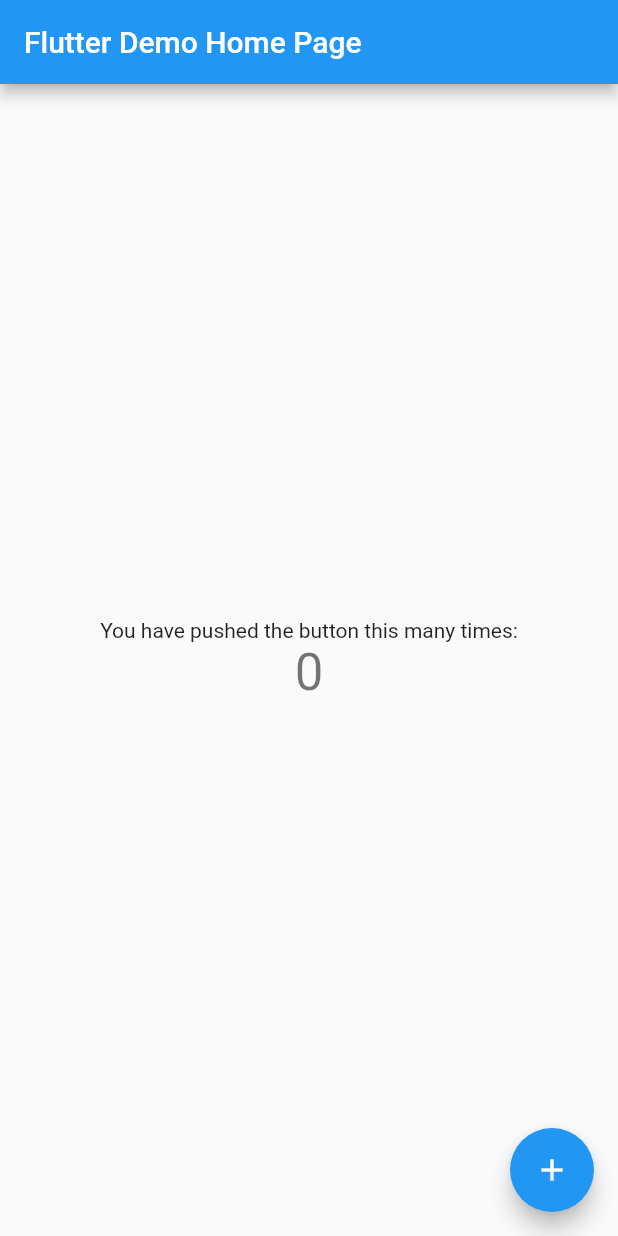
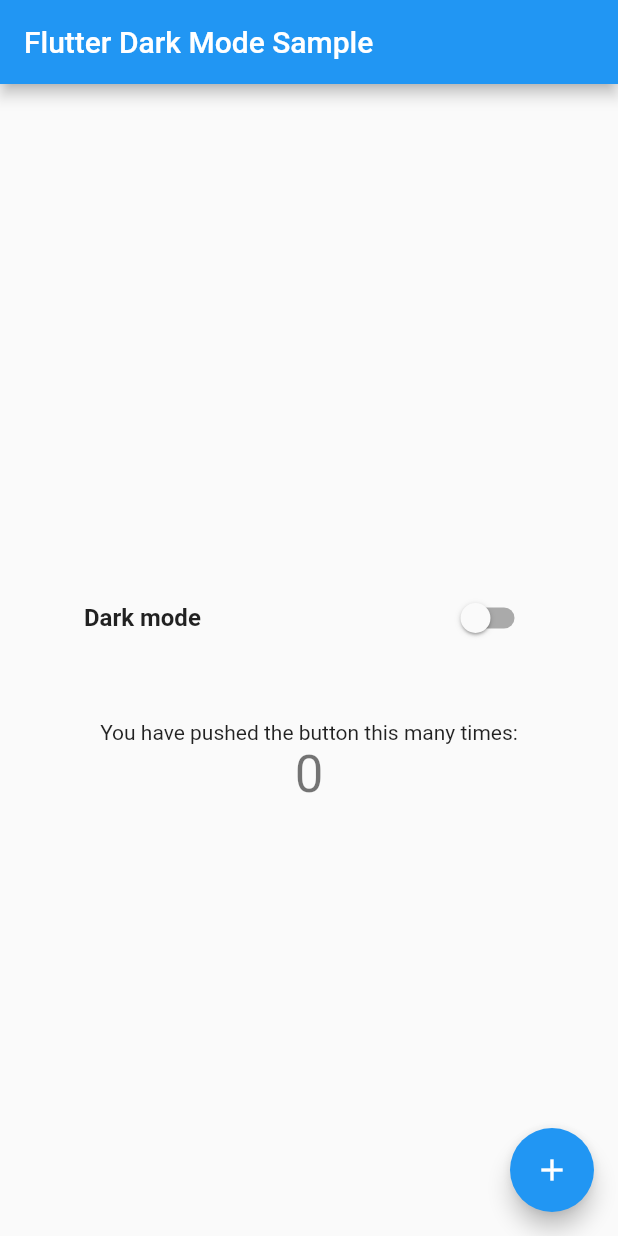
Before and after one commit to shionit/sample_flutter, a Flutter app: the screen it shows after launch, on a phone screen of 412 x 824 dp. Run offline on Flutter 3.47's test engine with Material 2 defaults, Android fonts, the phone set to English and light mode, and no system bars; our stand-ins replace dynamic_theme.

Commit message:
add Dark mode

```diff
--- a/lib/main.dart
+++ b/lib/main.dart
@@ -1,4 +1,5 @@
 import 'package:flutter/material.dart';
+import 'package:dynamic_theme/dynamic_theme.dart';
 
 void main() => runApp(MyApp());
 
@@ -6,21 +7,19 @@ class MyApp extends StatelessWidget {
   // This widget is the root of your application.
   @override
   Widget build(BuildContext context) {
-    return MaterialApp(
-      title: 'Flutter Demo',
-      theme: ThemeData(
-        // This is the theme of your application.
-        //
-        // Try running your application with "flutter run". You'll see the
-        // application has a blue toolbar. Then, without quitting the app, try
-        // changing the primarySwatch below to Colors.green and then invoke
-        // "hot reload" (press "r" in the console where you ran "flutter run",
-        // or simply save your changes to "hot reload" in a Flutter IDE).
-        // Notice that the counter didn't reset back to zero; the application
-        // is not restarted.
+    return DynamicTheme(
+      defaultBrightness: Brightness.light,
+      data: (brightness) => ThemeData(
         primarySwatch: Colors.blue,
+        brightness: brightness,
       ),
-      home: MyHomePage(title: 'Flutter Demo Home Page'),
+      themedWidgetBuilder: (context, theme) {
+        return MaterialApp(
+          title: 'Flutter Demo',
+          theme: theme,
+          home: MyHomePage(title: 'Flutter Dark Mode Sample'),
+        );
+      }
     );
   }
 }
@@ -45,6 +44,7 @@ class MyHomePage extends StatefulWidget {
 
 class _MyHomePageState extends State<MyHomePage> {
   int _counter = 0;
+  bool _isDarkMode = false;
 
   void _incrementCounter() {
     setState(() {
@@ -54,6 +54,18 @@ class _MyHomePageState extends State<MyHomePage> {
       // _counter without calling setState(), then the build method would not be
       // called again, and so nothing would appear to happen.
       _counter++;
+    });
+  }
+
+  void _changeDarkMode(bool value) {
+    setState(() {
+      _isDarkMode = value;
+
+      var _brightness = Brightness.light;
+      if (_isDarkMode) {
+        _brightness = Brightness.dark;
+      }
+      DynamicTheme.of(context).setBrightness(_brightness);
     });
   }
 
@@ -91,13 +103,21 @@ class _MyHomePageState extends State<MyHomePage> {
           // horizontal).
           mainAxisAlignment: MainAxisAlignment.center,
           children: <Widget>[
+            Container(
+              padding: EdgeInsets.all(40.0),
+              child: SwitchListTile(
+                value: _isDarkMode,
+                onChanged: _changeDarkMode,
+                title: Text('Dark mode', style: new TextStyle(fontWeight: FontWeight.bold)),
+              ),
+            ),
             Text(
               'You have pushed the button this many times:',
             ),
             Text(
               '$_counter',
               style: Theme.of(context).textTheme.display1,
-            ),
+            )
           ],
         ),
       ),
--- a/pubspec.yaml
+++ b/pubspec.yaml
@@ -23,6 +23,8 @@ dependencies:
   # The following adds the Cupertino Icons font to your application.
   # Use with the CupertinoIcons class for iOS style icons.
   cupertino_icons: ^0.1.2
+
+  dynamic_theme: ^1.0.0
 
 dev_dependencies:
   flutter_test:
```
Also changed, not shown: pubspec.lock.
